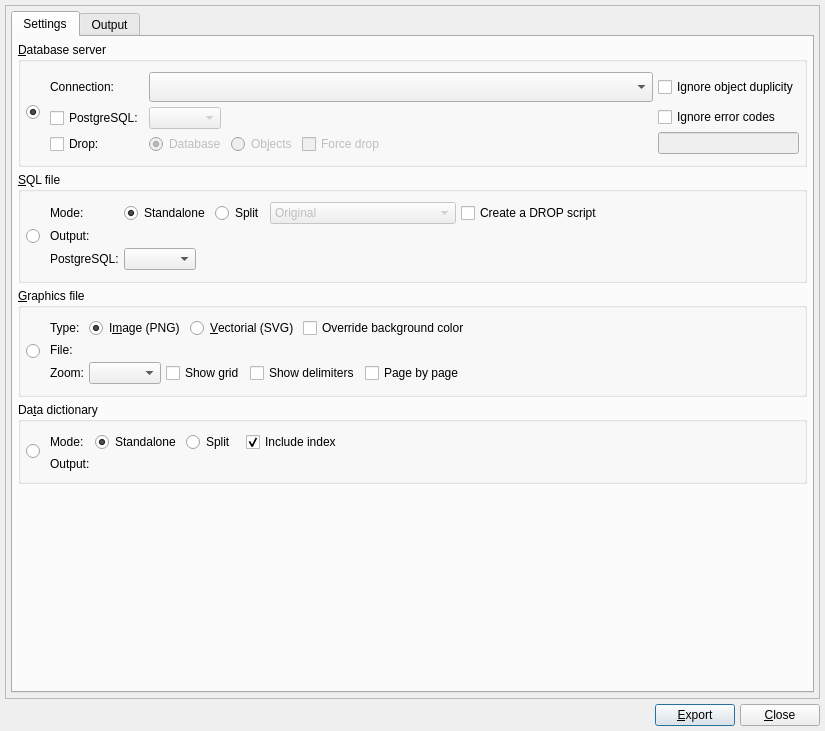
Above: libs/libgui/ui/tools/modelexportform.ui from pgmodeler/pgmodeler before the change. Below: the same form after it.
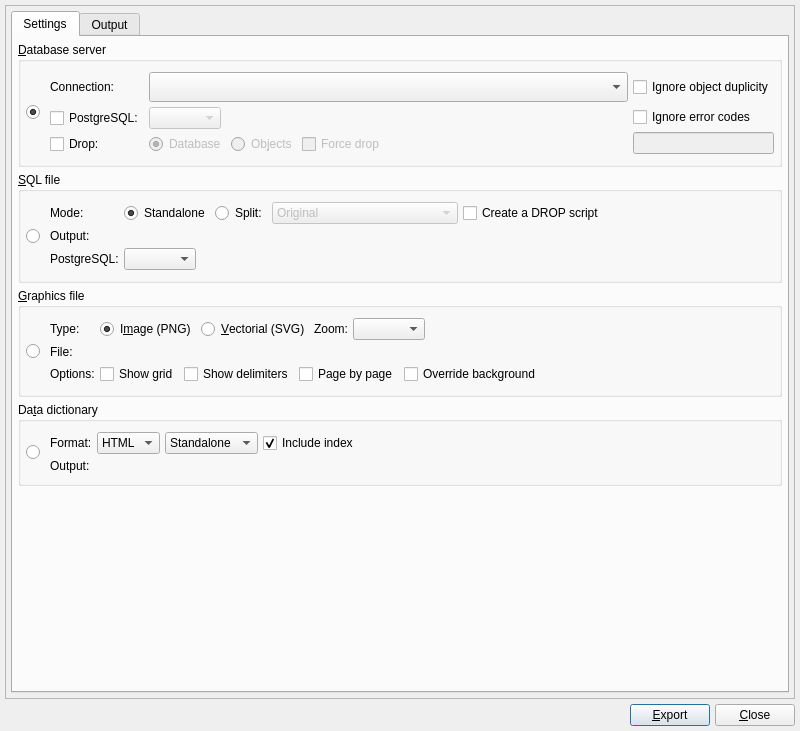
That is the form after the change. Icons and pictures are not drawn.

Commit message: Refactor in ModelExportForm to handle MD format in data dictionaries (WIP)

What changed in the file:
```diff
--- a/libs/libgui/ui/tools/modelexportform.ui
+++ b/libs/libgui/ui/tools/modelexportform.ui
@@ -9,7 +9,7 @@
    <rect>
     <x>0</x>
     <y>0</y>
-    <width>825</width>
+    <width>800</width>
     <height>731</height>
    </rect>
   </property>
@@ -317,6 +317,12 @@
                     <property name="enabled">
                      <bool>false</bool>
                     </property>
+                    <property name="sizePolicy">
+                     <sizepolicy hsizetype="Expanding" vsizetype="Fixed">
+                      <horstretch>0</horstretch>
+                      <verstretch>0</verstretch>
+                     </sizepolicy>
+                    </property>
                     <property name="toolTip">
                      <string>&lt;p&gt;If the current user has the proper permissions, this option causes the termination of all existing connections to the target database before dropping it. This option takes effect only on &lt;strong&gt;PostgreSQL 13+&lt;strong&gt;, thus it'll be ignored on older versions.&lt;/p&gt;</string>
                     </property>
@@ -325,19 +331,6 @@
                     </property>
                    </widget>
                   </item>
-                  <item>
-                   <spacer name="horizontalSpacer_4">
-                    <property name="orientation">
-                     <enum>Qt::Horizontal</enum>
-                    </property>
-                    <property name="sizeHint" stdset="0">
-                     <size>
-                      <width>40</width>
-                      <height>20</height>
-                     </size>
-                    </property>
-                   </spacer>
-                  </item>
                  </layout>
                 </item>
                 <item row="1" column="0">
@@ -708,7 +701,7 @@
                      <string/>
                     </property>
                     <property name="text">
-                     <string>Split</string>
+                     <string>Split:</string>
                     </property>
                    </widget>
                   </item>
@@ -922,28 +915,6 @@
                 <property name="spacing">
                  <number>5</number>
                 </property>
-                <item row="0" column="0">
-                 <widget class="QLabel" name="image_lbl_2">
-                  <property name="enabled">
-                   <bool>true</bool>
-                  </property>
-                  <property name="sizePolicy">
-                   <sizepolicy hsizetype="Fixed" vsizetype="Fixed">
-                    <horstretch>0</horstretch>
-                    <verstretch>0</verstretch>
-                   </sizepolicy>
-                  </property>
-                  <property name="minimumSize">
-                   <size>
-                    <width>0</width>
-                    <height>0</height>
-                   </size>
-                  </property>
-                  <property name="text">
-                   <string>Type:</string>
-                  </property>
-                 </widget>
-                </item>
                 <item row="0" column="2">
                  <widget class="QRadioButton" name="svg_rb">
                   <property name="sizePolicy">
@@ -957,108 +928,11 @@
                   </property>
                  </widget>
                 </item>
-                <item row="0" column="1">
-                 <widget class="QRadioButton" name="png_rb">
-                  <property name="text">
-                   <string>I&amp;mage (PNG)</string>
-                  </property>
-                  <property name="checked">
-                   <bool>true</bool>
-                  </property>
-                 </widget>
-                </item>
-                <item row="1" column="0">
-                 <widget class="QLabel" name="image_lbl">
-                  <property name="enabled">
-                   <bool>true</bool>
-                  </property>
-                  <property name="sizePolicy">
-                   <sizepolicy hsizetype="Fixed" vsizetype="Fixed">
-                    <horstretch>0</horstretch>
-                    <verstretch>0</verstretch>
-                   </sizepolicy>
-                  </property>
-                  <property name="minimumSize">
-                   <size>
-                    <width>0</width>
-                    <height>0</height>
-                   </size>
-                  </property>
-                  <property name="text">
-                   <string>File:</string>
-                  </property>
-                 </widget>
-                </item>
-                <item row="2" column="0">
-                 <widget class="QLabel" name="zoom_lbl">
-                  <property name="enabled">
-                   <bool>true</bool>
-                  </property>
-                  <property name="sizePolicy">
-                   <sizepolicy hsizetype="Fixed" vsizetype="Fixed">
-                    <horstretch>0</horstretch>
-                    <verstretch>0</verstretch>
-                   </sizepolicy>
-                  </property>
-                  <property name="minimumSize">
-                   <size>
-                    <width>0</width>
-                    <height>0</height>
-                   </size>
-                  </property>
-                  <property name="font">
-                   <font>
-                    <italic>false</italic>
-                   </font>
-                  </property>
-                  <property name="text">
-                   <string>Zoom:</string>
-                  </property>
-                 </widget>
-                </item>
-                <item row="0" column="3">
-                 <widget class="QCheckBox" name="override_bg_color_chk">
-                  <property name="sizePolicy">
-                   <sizepolicy hsizetype="Expanding" vsizetype="Fixed">
-                    <horstretch>0</horstretch>
-                    <verstretch>0</verstretch>
-                   </sizepolicy>
-                  </property>
-                  <property name="toolTip">
-                   <string>&lt;p&gt;By checking this option, pgModeler ignores the original canvas background color and the exported image background will be set to white so the file can be print-ready. The default behavior is to create an output image in which the background follows the canvas background color. In some cases, this behavior may not be desirable mainly if the generated image is for printing. &lt;/p&gt;</string>
-                  </property>
-                  <property name="text">
-                   <string>Override background color</string>
-                  </property>
-                  <property name="checked">
-                   <bool>false</bool>
-                  </property>
-                 </widget>
-                </item>
-                <item row="2" column="1" colspan="3">
+                <item row="3" column="1" colspan="3">
                  <layout class="QHBoxLayout" name="horizontalLayout_8">
                   <property name="spacing">
                    <number>5</number>
                   </property>
-                  <item>
-                   <widget class="QComboBox" name="zoom_cmb">
-                    <property name="enabled">
-                     <bool>true</bool>
-                    </property>
-                    <property name="sizePolicy">
-                     <sizepolicy hsizetype="Fixed" vsizetype="Fixed">
-                      <horstretch>0</horstretch>
-                      <verstretch>0</verstretch>
-                     </sizepolicy>
-                    </property>
-                    <property name="iconSize">
-                     <size>
-                      <width>28</width>
-                      <height>28</height>
-                     </size>
-                    </property>
-                   </widget>
-                  </item>
                   <item>
                    <widget class="QCheckBox" name="show_grid_chk">
                     <property name="enabled">
@@ -1114,6 +988,147 @@
                    </widget>
                   </item>
                   <item>
+                   <widget class="QCheckBox" name="override_bg_color_chk">
+                    <property name="sizePolicy">
+                     <sizepolicy hsizetype="Expanding" vsizetype="Fixed">
+                      <horstretch>0</horstretch>
+                      <verstretch>0</verstretch>
+                     </sizepolicy>
+                    </property>
+                    <property name="toolTip">
+                     <string>&lt;p&gt;By checking this option, pgModeler ignores the original canvas background color and the exported image background will be set to white so the file can be print-ready. The default behavior is to create an output image in which the background follows the canvas background color. In some cases, this behavior may not be desirable mainly if the generated image is for printing. &lt;/p&gt;</string>
+                    </property>
+                    <property name="text">
+                     <string>Override background</string>
+                    </property>
+                    <property name="checked">
+                     <bool>false</bool>
+                    </property>
+                   </widget>
+                  </item>
+                 </layout>
+                </item>
+                <item row="0" column="1">
+                 <widget class="QRadioButton" name="png_rb">
+                  <property name="sizePolicy">
+                   <sizepolicy hsizetype="Fixed" vsizetype="Fixed">
+                    <horstretch>0</horstretch>
+                    <verstretch>0</verstretch>
+                   </sizepolicy>
+                  </property>
+                  <property name="text">
+                   <string>I&amp;mage (PNG)</string>
+                  </property>
+                  <property name="checked">
+                   <bool>true</bool>
+                  </property>
+                 </widget>
+                </item>
+                <item row="0" column="0">
+                 <widget class="QLabel" name="image_lbl_2">
+                  <property name="enabled">
+                   <bool>true</bool>
+                  </property>
+                  <property name="sizePolicy">
+                   <sizepolicy hsizetype="Fixed" vsizetype="Fixed">
+                    <horstretch>0</horstretch>
+                    <verstretch>0</verstretch>
+                   </sizepolicy>
+                  </property>
+                  <property name="minimumSize">
+                   <size>
+                    <width>0</width>
+                    <height>0</height>
+                   </size>
+                  </property>
+                  <property name="text">
+                   <string>Type:</string>
+                  </property>
+                 </widget>
+                </item>
+                <item row="2" column="0">
+                 <widget class="QLabel" name="image_lbl">
+                  <property name="enabled">
+                   <bool>true</bool>
+                  </property>
+                  <property name="sizePolicy">
+                   <sizepolicy hsizetype="Fixed" vsizetype="Fixed">
+                    <horstretch>0</horstretch>
+                    <verstretch>0</verstretch>
+                   </sizepolicy>
+                  </property>
+                  <property name="minimumSize">
+                   <size>
+                    <width>0</width>
+                    <height>0</height>
+                   </size>
+                  </property>
+                  <property name="text">
+                   <string>File:</string>
+                  </property>
+                 </widget>
+                </item>
+                <item row="0" column="3">
+                 <layout class="QHBoxLayout" name="horizontalLayout_3">
+                  <property name="spacing">
+                   <number>5</number>
+                  </property>
+                  <property name="topMargin">
+                   <number>0</number>
+                  </property>
+                  <property name="rightMargin">
+                   <number>0</number>
+                  </property>
+                  <property name="bottomMargin">
+                   <number>0</number>
+                  </property>
+                  <item>
+                   <widget class="QLabel" name="zoom_lbl">
+                    <property name="enabled">
+                     <bool>true</bool>
+                    </property>
+                    <property name="sizePolicy">
+                     <sizepolicy hsizetype="Fixed" vsizetype="Fixed">
+                      <horstretch>0</horstretch>
+                      <verstretch>0</verstretch>
+                     </sizepolicy>
+                    </property>
+                    <property name="minimumSize">
+                     <size>
+                      <width>0</width>
+                      <height>0</height>
+                     </size>
+                    </property>
+                    <property name="font">
+                     <font>
+                      <italic>false</italic>
+                     </font>
+                    </property>
+                    <property name="text">
+                     <string>Zoom:</string>
+                    </property>
+                   </widget>
+                  </item>
+                  <item>
+                   <widget class="QComboBox" name="zoom_cmb">
+                    <property name="enabled">
+                     <bool>true</bool>
+                    </property>
+                    <property name="sizePolicy">
+                     <sizepolicy hsizetype="Fixed" vsizetype="Fixed">
+                      <horstretch>0</horstretch>
+                      <verstretch>0</verstretch>
+                     </sizepolicy>
+                    </property>
+                    <property name="iconSize">
+                     <size>
+                      <width>28</width>
+                      <height>28</height>
+                     </size>
+                    </property>
+                   </widget>
+                  </item>
+                  <item>
                    <spacer name="horizontalSpacer_3">
                     <property name="orientation">
                      <enum>Qt::Horizontal</enum>
@@ -1128,6 +1143,13 @@
                   </item>
                  </layout>
                 </item>
+                <item row="3" column="0">
+                 <widget class="QLabel" name="label">
+                  <property name="text">
+                   <string>Options:</string>
+                  </property>
+                 </widget>
+                </item>
                </layout>
               </widget>
              </item>
@@ -1227,7 +1249,7 @@
                  <number>5</number>
                 </property>
                 <item row="0" column="0">
-                 <widget class="QLabel" name="data_dict_mode_lbl">
+                 <widget class="QLabel" name="data_dict_mode_lbl_2">
                   <property name="enabled">
                    <bool>true</bool>
                   </property>
@@ -1247,80 +1269,10 @@
                    <string/>
                   </property>
                   <property name="text">
-                   <string>Mode:</string>
+                   <string>Format:</string>
                   </property>
                  </widget>
                 </item>
-                <item row="0" column="4">
-                 <widget class="QCheckBox" name="incl_index_chk">
-                  <property name="enabled">
-                   <bool>true</bool>
-                  </property>
-                  <property name="sizePolicy">
-                   <sizepolicy hsizetype="Fixed" vsizetype="Fixed">
-                    <horstretch>0</horstretch>
-                    <verstretch>0</verstretch>
-                   </sizepolicy>
-                  </property>
-                  <property name="toolTip">
-                   <string>pgModeler will generate an index to help navigate through the data dictionary. If splitted mode is set then a separated file named &lt;em&gt;index.html&lt;/em&gt; will be saved into the destination folder.</string>
-                  </property>
-                  <property name="statusTip">
-                   <string/>
-                  </property>
-                  <property name="text">
-                   <string>Include index</string>
-                  </property>
-                  <property name="checked">
-                   <bool>true</bool>
-                  </property>
-                 </widget>
-                </item>
-                <item row="0" column="1">
-                 <widget class="QRadioButton" name="dict_standalone_rb">
-                  <property name="toolTip">
-                   <string>&lt;strong&gt;Standalone:&lt;/strong&gt; pgModeler will generate a single HTML file containing the data dictionaries of all tables in the database model. </string>
-                  </property>
-                  <property name="statusTip">
-                   <string/>
-                  </property>
-                  <property name="text">
-                   <string>Standalone</string>
-                  </property>
-                  <property name="checked">
-                   <bool>true</bool>
-                  </property>
-                 </widget>
-                </item>
-                <item row="0" column="3">
-                 <spacer name="horizontalSpacer_7">
-                  <property name="orientation">
-                   <enum>Qt::Horizontal</enum>
-                  </property>
-                  <property name="sizeType">
-                   <enum>QSizePolicy::Fixed</enum>
-                  </property>
-                  <property name="sizeHint" stdset="0">
-                   <size>
-                    <width>5</width>
-                    <height>20</height>
-                   </size>
-                  </property>
-                 </spacer>
-                </item>
-                <item row="0" column="5">
-                 <spacer name="horizontalSpacer_5">
-                  <property name="orientation">
-                   <enum>Qt::Horizontal</enum>
-                  </property>
-                  <property name="sizeHint" stdset="0">
-                   <size>
-                    <width>40</width>
-                    <height>20</height>
-                   </size>
-                  </property>
-                 </spacer>
-                </item>
                 <item row="1" column="0">
                  <widget class="QLabel" name="data_dict_ouput_lbl">
                   <property name="enabled">
@@ -1343,24 +1295,68 @@
                   </property>
                  </widget>
                 </item>
-                <item row="0" column="2">
-                 <widget class="QRadioButton" name="dict_split_rb">
-                  <property name="sizePolicy">
-                   <sizepolicy hsizetype="Preferred" vsizetype="Fixed">
-                    <horstretch>0</horstretch>
-                    <verstretch>0</verstretch>
-                   </sizepolicy>
+                <item row="0" column="1" colspan="2">
+                 <layout class="QHBoxLayout" name="horizontalLayout_4">
+                  <property name="spacing">
+                   <number>5</number>
                   </property>
-                  <property name="toolTip">
-                   <string>&lt;strong&gt;Split:&lt;/strong&gt; the data dictionaries are generated in separated files inside the selected directory. In this mode the files are named &lt;em&gt;schema.table.html&lt;/em&gt;.</string>
+                  <property name="rightMargin">
+                   <number>0</number>
                   </property>
-                  <property name="statusTip">
-                   <string/>
-                  </property>
-                  <property name="text">
-                   <string>Split</string>
-                  </property>
-                 </widget>
+                  <item>
+                   <widget class="QComboBox" name="dict_format_cmb">
+                    <item>
+                     <property name="text">
+                      <string>HTML</string>
+                     </property>
+                    </item>
+                    <item>
+                     <property name="text">
+                      <string>MD</string>
+                     </property>
+                    </item>
+                   </widget>
+                  </item>
+                  <item>
+                   <widget class="QComboBox" name="dict_mode_cmb">
+                    <item>
+                     <property name="text">
+                      <string>Standalone</string>
+                     </property>
+                    </item>
+                    <item>
+                     <property name="text">
+                      <string>Split</string>
+                     </property>
+                    </item>
+                   </widget>
+                  </item>
+                  <item>
+                   <widget class="QCheckBox" name="incl_index_chk">
+                    <property name="enabled">
+                     <bool>true</bool>
+                    </property>
+                    <property name="sizePolicy">
+                     <sizepolicy hsizetype="Expanding" vsizetype="Fixed">
+                      <horstretch>0</horstretch>
+                      <verstretch>0</verstretch>
+                     </sizepolicy>
+                    </property>
+                    <property name="toolTip">
+                     <string>pgModeler will generate an index to help navigate through the data dictionary. If splitted mode is set then a separated file named &lt;em&gt;index.html&lt;/em&gt; will be saved into the destination folder.</string>
+                    </property>
+                    <property name="statusTip">
+                     <string/>
+                    </property>
+                    <property name="text">
+                     <string>Include index</string>
+                    </property>
+                    <property name="checked">
+                     <bool>true</bool>
+                    </property>
+                   </widget>
+                  </item>
+                 </layout>
                 </item>
                </layout>
               </widget>
```
Left out of the diff: 4 changed lines with no effect on the pictures. The commit also changes 17 other files.
